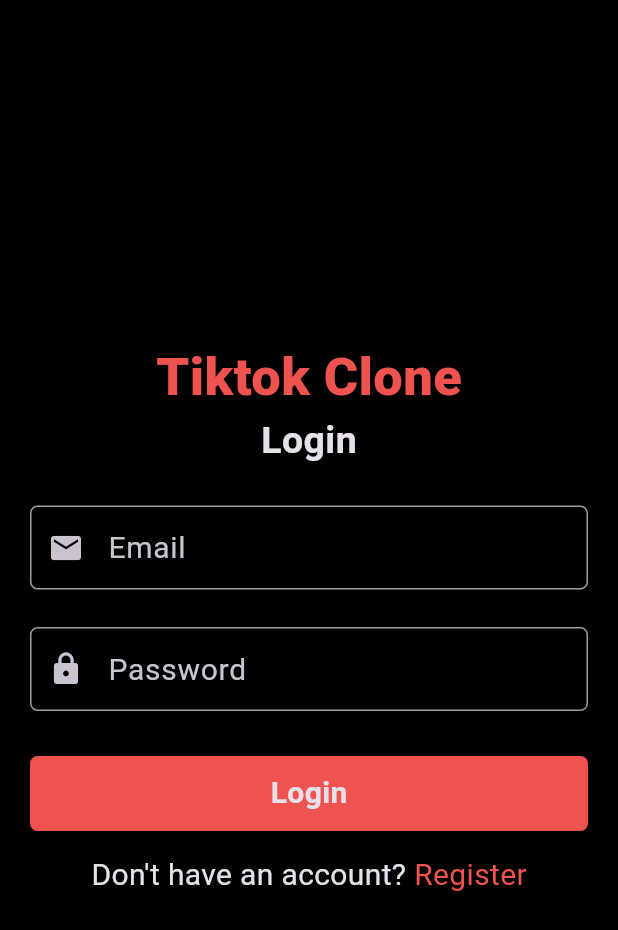
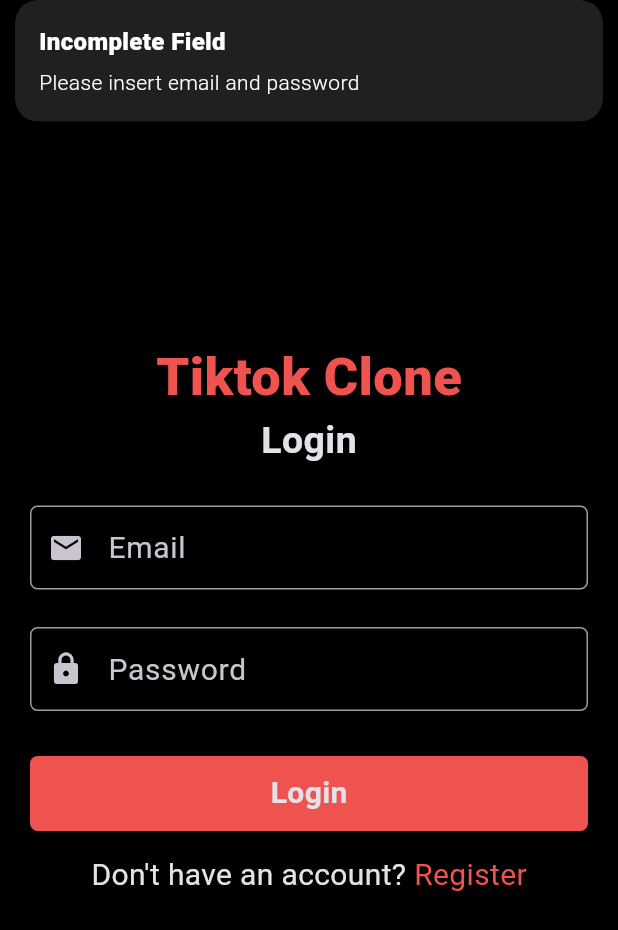
Before and after one commit to hossain-eee/Project-Tiktok-clone, a Flutter app: the LoginScreen screen opened directly, after a tap on "Login", on a phone screen of 412 x 824 dp. Shown: the top 930 px of the screen. Run offline on Flutter 3.47's test engine with Material 3 defaults, Android fonts, the phone set to English and light mode, and no system bars; our stand-ins replace cloud_firestore, firebase_auth, firebase_core, firebase_storage, get, image_picker; accounts and stored records are empty; network calls fail.

Commit message:
login method of firebase has been implemented

```diff
--- a/lib/controllers/auth_controller.dart
+++ b/lib/controllers/auth_controller.dart
@@ -9,8 +9,11 @@ import 'package:image_picker/image_picker.dart';
 class AuthController extends GetxController {
   static AuthController instance = Get.find();
   bool _isLoading = false;
-  late Rx<File?> _pickedImage; // make observeable, RX file is automatic observeable no need to update() method, update() is used to only GetBuilder()
+  RxBool _isSigninLoading = false.obs;
+  late Rx<File?>
+      _pickedImage; // make observeable, RX file is automatic observeable no need to update() method, update() is used to only GetBuilder()
   bool get isLoading => _isLoading;
+  RxBool get isSigninLoading => _isSigninLoading;
 //picked image
   File? get profilePhot => _pickedImage.value; // get value of _pickedImage
   void pickedImage() async {
@@ -31,18 +34,18 @@ class AuthController extends GetxController {
         .child('profilePics')
         .child(firebaseAuth.currentUser!.uid);
 
-  // Upload the image file to Firebase Storage.
+    // Upload the image file to Firebase Storage.
     UploadTask uploadTask = ref.putFile(image);
-     // Wait for the upload to complete and get the task snapshot.
+    // Wait for the upload to complete and get the task snapshot.
     TaskSnapshot snap = await uploadTask;
-      // Get the download URL of the uploaded image.
+    // Get the download URL of the uploaded image.
     String downloadUrl = await snap.ref.getDownloadURL();
 
     return downloadUrl;
   }
 
   //registering the user
-  void registerUser(
+  Future<bool> registerUser(
       String userName, String email, String password, File? image) async {
     _isLoading = true;
     update();
@@ -79,6 +82,31 @@ class AuthController extends GetxController {
       Get.snackbar('Error Creating Account', e.toString());
     }
     _isLoading = false;
-          update();
+    update();
+    return true; // this return type is only for make it async await capable, because void don't take await
+  }
+
+  void userLogin(String email, String password) async {
+    _isSigninLoading.value = true;
+    try {
+      if (email.isNotEmpty && password.isNotEmpty) {
+        await FirebaseAuth.instance
+            .signInWithEmailAndPassword(email: email, password: password)
+            .then((value) {
+          Get.snackbar('Success', 'Login successful');
+          print("Login Success");
+          _isSigninLoading.value = false;
+        }).catchError((error) {
+          Get.snackbar('Error to Login', 'Invalid email or password');
+          print('Firebase Authentication Error: $error');
+        });
+      } else {
+        Get.snackbar('Incomplete Field', 'Please insert email and password');
+      }
+    } catch (e) {
+      Get.snackbar('Unexpected Error', 'An unexpected error occurred');
+      print('Unexpected Error: $e');
+    }
+    _isSigninLoading.value = false;
   }
 }
--- a/lib/views/screens/auth/login_screeen.dart
+++ b/lib/views/screens/auth/login_screeen.dart
@@ -1,5 +1,7 @@
 import 'package:flutter/material.dart';
+import 'package:get/get.dart';
 import 'package:tiktok_clone/constant.dart';
+import 'package:tiktok_clone/views/screens/auth/signup_screen.dart';
 import 'package:tiktok_clone/views/widgets/text_input_field.dart';
 
 class LoginScreen extends StatelessWidget {
@@ -69,16 +71,27 @@ class LoginScreen extends StatelessWidget {
                 ),
               ),
               child: InkWell(
-                  onTap: () {
-                    print("Login User");
+                onTap: () {
+                  authController.userLogin(
+                      _emailController.text.trim(), _passwordController.text);
+                  // print("Login User");
+                },
+                child: Obx(
+                  () {
+                    return authController.isSigninLoading.value
+                        ? const Center(
+                            child: CircularProgressIndicator(),
+                          )
+                        : const Center(
+                            child: Text(
+                              'Login',
+                              style: TextStyle(
+                                  fontSize: 20, fontWeight: FontWeight.w700),
+                            ),
+                          );
                   },
-                  child: const Center(
-                    child: Text(
-                      'Login',
-                      style:
-                          TextStyle(fontSize: 20, fontWeight: FontWeight.w700),
-                    ),
-                  )),
+                ),
+              ),
             ),
             const SizedBox(
               height: 15,
@@ -94,6 +107,7 @@ class LoginScreen extends StatelessWidget {
                 ),
                 InkWell(
                   onTap: () {
+                    Get.offAll(() => SignUpScreen());
                     print("Navigating User");
                   },
                   child: Text(
```
Also changed, not shown: lib/views/screens/auth/signup_screen.dart (+8 -3 lines).
